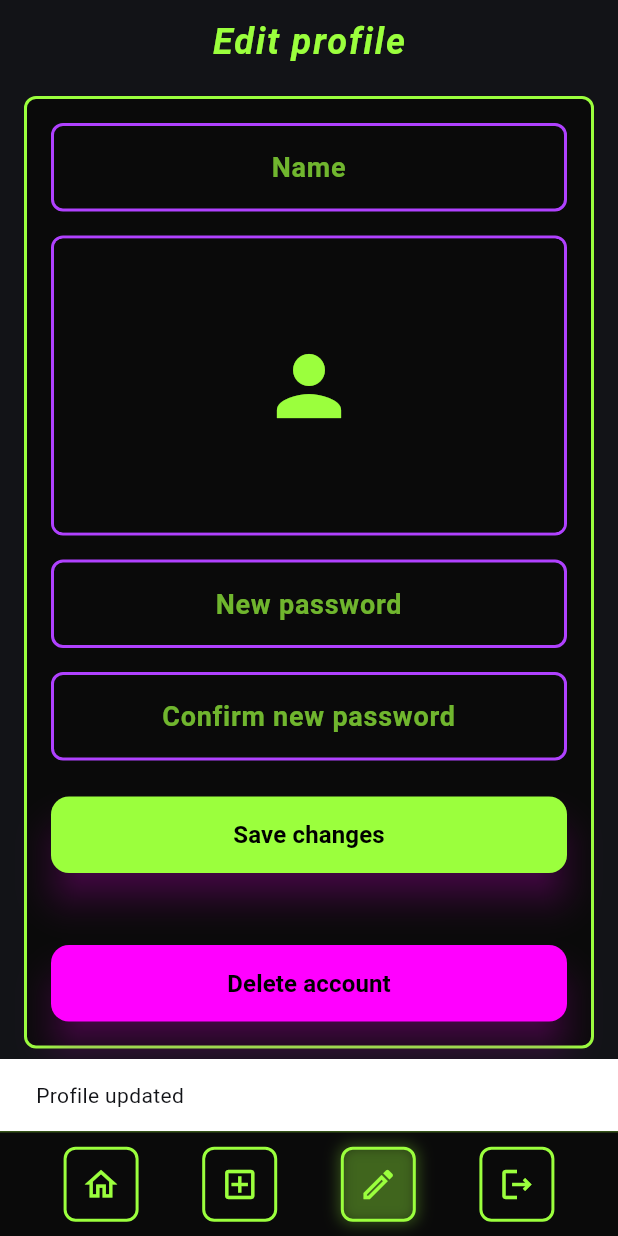
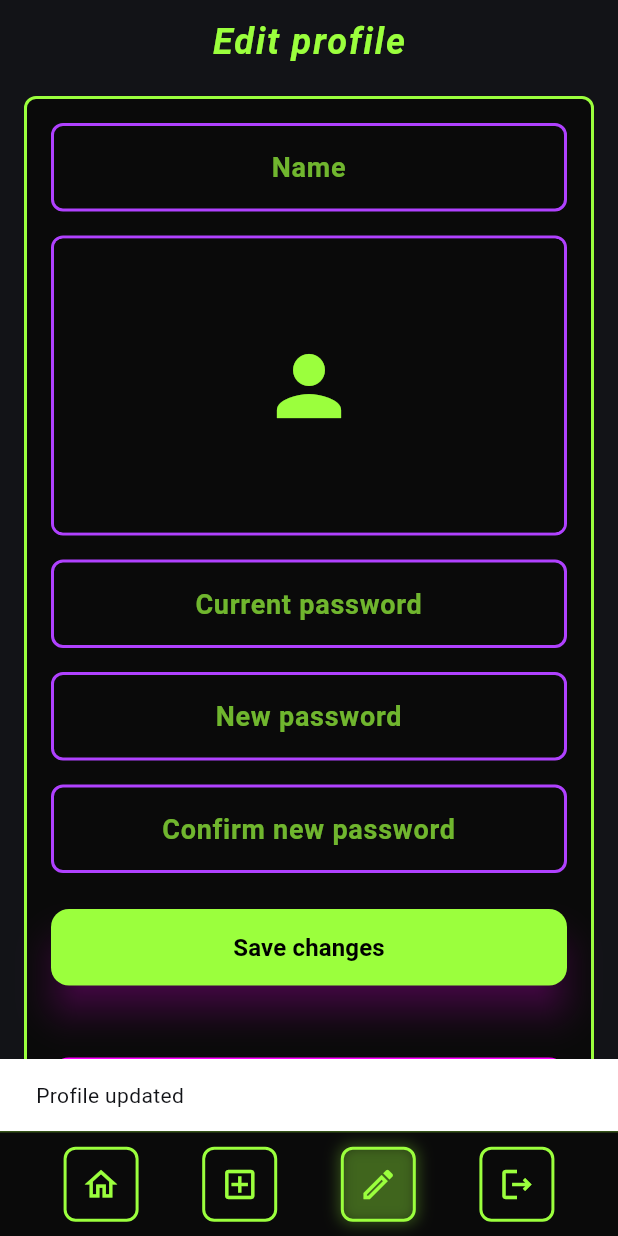
Before and after one commit to KrlJrvts/dark_market, a Flutter app: the CreateAuctionScreen screen opened by its route, item 3 of the bottom bar chosen, after a tap on "Save changes", on a phone screen of 412 x 824 dp. Run offline on Flutter 3.47's test engine with Material 3 defaults, Android fonts, the phone set to English and light mode, and no system bars; our stand-ins replace cloud_firestore, firebase_auth, firebase_core, firebase_storage, go_router, google_fonts and 1 more; accounts and stored records are empty.

Commit message:
bug: user password fix

```diff
--- a/lib/state/auth_provider.dart
+++ b/lib/state/auth_provider.dart
@@ -92,13 +92,19 @@ class AuthProvider extends ChangeNotifier {
     }
   }
 
-  Future<bool> updatePassword(String newPassword) async {
+  Future<bool> updatePassword(String newPassword, {String? currentPassword}) async {
     loading = true; errorMessage = null; errorCode = null; notifyListeners();
     try {
-      await _authService.updatePassword(newPassword);
+      await _authService.updatePassword(newPassword, currentPassword: currentPassword);
       return true;
     } catch (e) {
-      errorMessage = e.toString();
+      if (e.toString().contains('wrong-password')) {
+        errorMessage = 'Current password is incorrect';
+      } else if (e.toString().contains('requires-recent-login')) {
+        errorMessage = 'Please enter your current password';
+      } else {
+        errorMessage = e.toString();
+      }
       return false;
     } finally {
       loading = false; notifyListeners();
--- a/lib/ui/screens/profile_screen.dart
+++ b/lib/ui/screens/profile_screen.dart
@@ -21,6 +21,7 @@ class ProfileScreen extends StatefulWidget {
 
 class _ProfileScreenState extends State<ProfileScreen> {
   final _nameController = TextEditingController();
+  final _currentPasswordController = TextEditingController();
   final _passwordController = TextEditingController();
   final _confirmPasswordController = TextEditingController();
 
@@ -36,6 +37,7 @@ class _ProfileScreenState extends State<ProfileScreen> {
   @override
   void dispose() {
     _nameController.dispose();
+    _currentPasswordController.dispose();  // ADD THIS
     _passwordController.dispose();
     _confirmPasswordController.dispose();
     super.dispose();
@@ -101,6 +103,12 @@ class _ProfileScreenState extends State<ProfileScreen> {
               ),
               const SizedBox(height: 16),
               ThemedTextField(
+                controller: _currentPasswordController,
+                hintText: 'Current password',
+                obscureText: true,
+              ),
+              const SizedBox(height: 16),
+              ThemedTextField(
                 controller: _passwordController,
                 hintText: 'New password',
                 obscureText: true,
@@ -116,6 +124,7 @@ class _ProfileScreenState extends State<ProfileScreen> {
                 label: 'Save changes',
                 onPressed: () async {
                   final name = _nameController.text.trim();
+                  final currentPass = _currentPasswordController.text.trim();  // ADD THIS
                   final pass = _passwordController.text.trim();
                   final confirm = _confirmPasswordController.text.trim();
 
@@ -124,30 +133,37 @@ class _ProfileScreenState extends State<ProfileScreen> {
                     return;
                   }
 
-                  // MOVED: Capture storageService BEFORE any async operations
+                  // ADD: Validate current password is provided when changing password
+                  if (pass.isNotEmpty && currentPass.isEmpty) {
+                    _showSnack('Please enter your current password');
+                    return;
+                  }
+
                   final storageService = context.read<StorageService>();
 
-                  // Update name if provided
                   if (name.isNotEmpty) {
                     await auth.updateName(name);
                   }
 
-                  // Update password if provided
+                  // UPDATED: Pass current password for re-authentication
                   if (pass.isNotEmpty) {
-                    final passwordUpdated = await auth.updatePassword(pass);
+                    final passwordUpdated = await auth.updatePassword(
+                      pass,
+                      currentPassword: currentPass,  // PASS CURRENT PASSWORD
+                    );
                     if (!passwordUpdated) {
                       if (!context.mounted) return;
-                      _showSnack(
-                        auth.errorMessage ?? 'Failed to update password',
-                      );
-                      return; // Stop here if password update failed
+                      _showSnack(auth.errorMessage ?? 'Failed to update password');
+                      return;
                     }
+                    // Clear password fields on success
+                    _currentPasswordController.clear();
+                    _passwordController.clear();
+                    _confirmPasswordController.clear();
                   }
 
-                  // Upload and update photo if selected
                   if (_localImageFile != null) {
                     final url = await storageService.uploadAuctionImage(
-                      // Now using captured reference
                       file: _localImageFile,
                       userId: user.uid,
                     );
```
Also changed, not shown: lib/data/services/auth_service.dart (+22 -2 lines).
